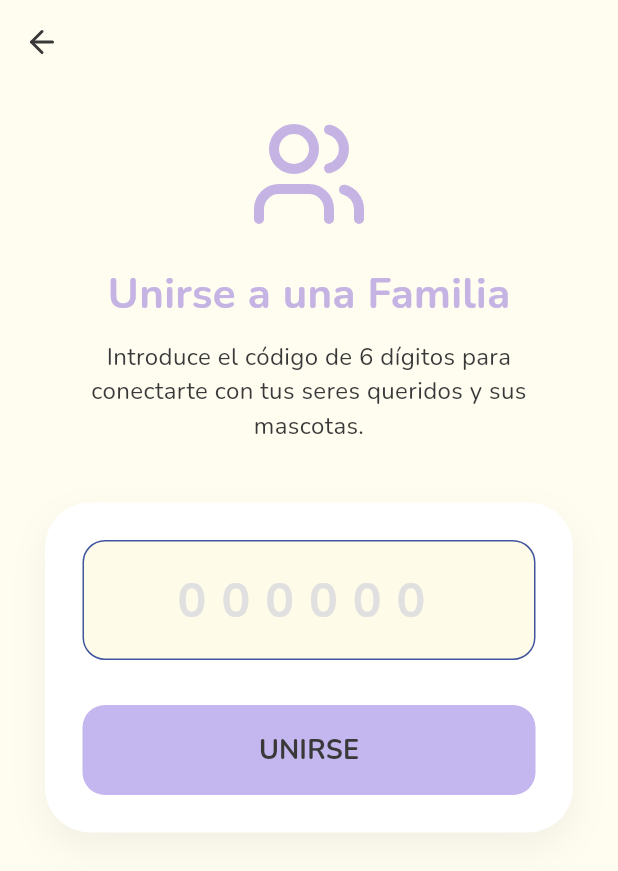
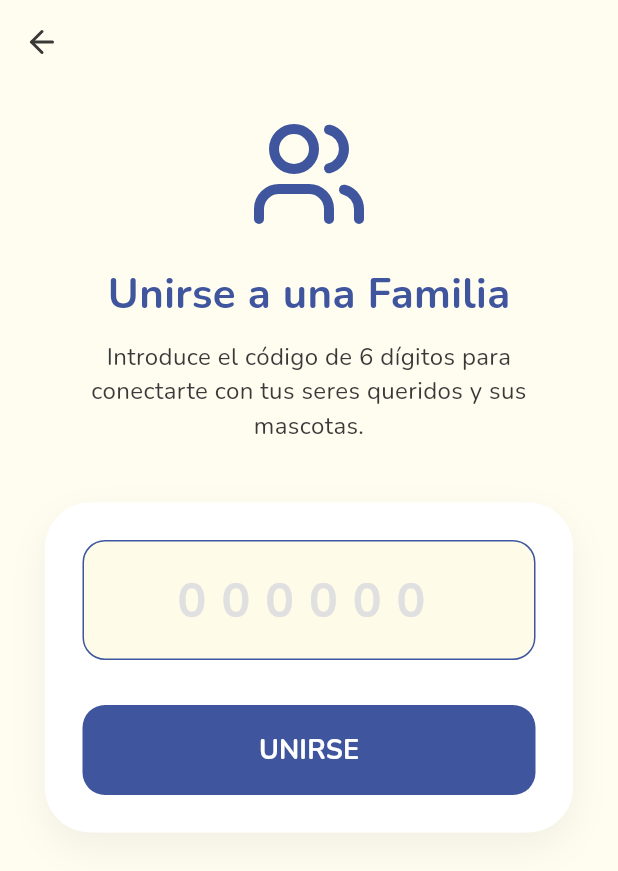
Before and after one commit to AyurSaanchezL/Pawner_App, a Flutter app: the UnirseFamiliaLayout screen opened directly, on a phone screen of 412 x 824 dp. Shown: the top 871 px of the screen. Run offline on Flutter 3.47's test engine with Material 3 defaults, Android fonts, the phone set to English and light mode, and no system bars; our stand-ins replace cloud_firestore, firebase_auth, firebase_core, firebase_crashlytics, lucide_icons, share_plus; accounts and stored records are empty.

Commit message:
feature: pantalla de detalle_familia, logica de navegacion inicial, invitar usuarios, regenerar codigo de invitacion (cambio de color en unirse_familia_screen)

```diff
--- a/lib/screens/familia/unirse_familia.dart
+++ b/lib/screens/familia/unirse_familia.dart
@@ -78,14 +78,14 @@ class _UnirseFamiliaLayoutState extends State<UnirseFamiliaLayout> {
         child: Column(
           children: [
             const SizedBox(height: 20),
-            const Icon(LucideIcons.users, size: 80, color: AppColors.homeScreenLavender),
+            const Icon(LucideIcons.users, size: 80, color: AppColors.secondary),
             const SizedBox(height: 20),
             const Text(
               "Unirse a una Familia",
               style: TextStyle(
                 fontSize: 28,
                 fontWeight: FontWeight.bold,
-                color: AppColors.homeScreenLavender,
+                color: AppColors.secondary,
                 fontFamily: 'Nunito',
               ),
             ),
@@ -119,7 +119,7 @@ class _UnirseFamiliaLayoutState extends State<UnirseFamiliaLayout> {
                       fontSize: 32,
                       fontWeight: FontWeight.bold,
                       letterSpacing: 10,
-                      color: AppColors.secondary,
+                      color: AppColors.accent,
                     ),
                     decoration: InputDecoration(
                       hintText: "000000",
@@ -143,8 +143,8 @@ class _UnirseFamiliaLayoutState extends State<UnirseFamiliaLayout> {
                       : ElevatedButton(
                           onPressed: _unirseAFamilia,
                           style: ElevatedButton.styleFrom(
-                            backgroundColor: AppColors.lightSecondary,
-                            foregroundColor: AppColors.dark,
+                            backgroundColor: AppColors.secondary,
+                            foregroundColor: Colors.white,
                             minimumSize: const Size(double.infinity, 60),
                             shape: RoundedRectangleBorder(
                               borderRadius: BorderRadius.circular(15),
```
